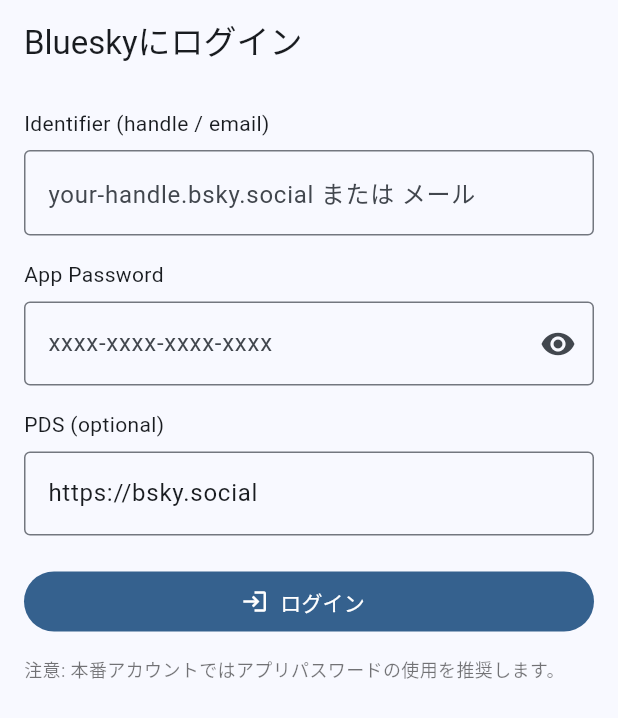
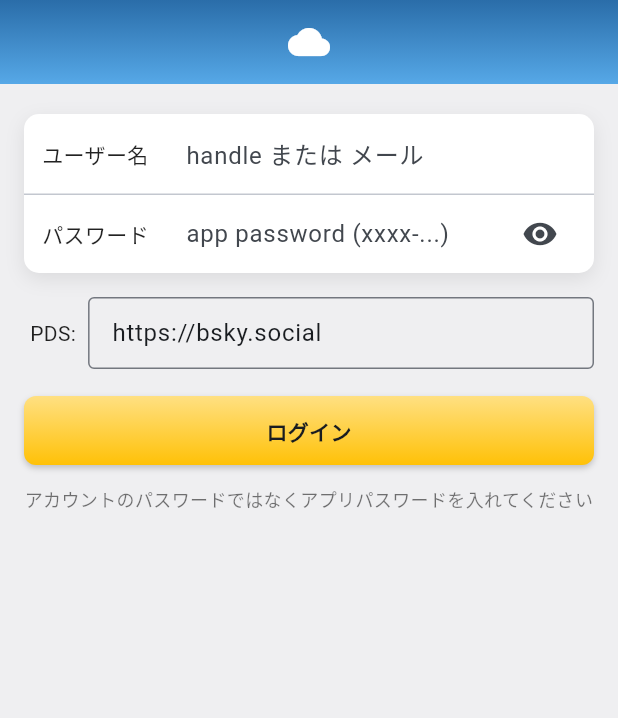
Before and after one commit to jt-chihara/Crimson-Crisis, a Flutter app: the screen it shows after launch, on a phone screen of 412 x 824 dp. Shown: the top 718 px of the screen. Run offline on Flutter 3.47's test engine with Material 3 defaults, Android fonts, the light colour scheme and no system bars; our stand-ins replace flutter_riverpod, image_picker, shared_preferences; network calls fail.

Commit message:
change login screeen

```diff
--- a/lib/screens/login_screen.dart
+++ b/lib/screens/login_screen.dart
@@ -4,6 +4,7 @@
 
 import '../state/auth_providers.dart';
 import '../api/bsky_api.dart';
+import '../widgets/classic_app_bar.dart';
 
 class LoginScreen extends ConsumerStatefulWidget {
   const LoginScreen({super.key});
@@ -106,62 +107,105 @@
     final loading = session.isLoading;
 
     return Scaffold(
-      appBar: AppBar(title: const Text('Blueskyにログイン')),
-      body: Padding(
-        padding: const EdgeInsets.all(16),
+      backgroundColor: const Color(0xFFEFEFF1),
+      appBar: const ClassicAppBar(),
+      body: SafeArea(
+        child: SingleChildScrollView(
+          padding: const EdgeInsets.symmetric(horizontal: 16, vertical: 20),
           child: Column(
-          crossAxisAlignment: CrossAxisAlignment.start,
+            crossAxisAlignment: CrossAxisAlignment.stretch,
             children: [
-            const Text('Identifier (handle / email)'),
-            const SizedBox(height: 8),
-            TextField(
+              // Card-like input area
+              Container(
+                decoration: BoxDecoration(
+                  color: Colors.white,
+                  borderRadius: BorderRadius.circular(10),
+                  boxShadow: const [
+                    BoxShadow(color: Color(0x16000000), blurRadius: 10, offset: Offset(0, 4)),
+                  ],
+                ),
+                child: Column(
+                  children: [
+                    _LabeledField(
+                      label: 'ユーザー名',
+                      child: TextField(
                         controller: _identifier,
                         enabled: !loading,
                         decoration: const InputDecoration(
-                border: OutlineInputBorder(),
-                hintText: 'your-handle.bsky.social または メール',
+                          border: InputBorder.none,
+                          hintText: 'handle または メール',
+                          contentPadding: EdgeInsets.symmetric(vertical: 14, horizontal: 0),
                         ),
                       ),
-            const SizedBox(height: 16),
-            const Text('App Password'),
-            const SizedBox(height: 8),
-            TextField(
+                    ),
+                    const Divider(height: 1),
+                    _LabeledField(
+                      label: 'パスワード',
+                      child: TextField(
                         controller: _password,
                         enabled: !loading,
                         obscureText: !_showPassword,
                         decoration: InputDecoration(
-                border: const OutlineInputBorder(),
-                hintText: 'xxxx-xxxx-xxxx-xxxx',
+                          border: InputBorder.none,
+                          hintText: 'app password (xxxx-...)',
+                          contentPadding: const EdgeInsets.symmetric(vertical: 14, horizontal: 0),
                           suffixIcon: IconButton(
                             icon: Icon(_showPassword ? Icons.visibility_off : Icons.visibility),
                             onPressed: () => setState(() => _showPassword = !_showPassword),
                           ),
                         ),
                       ),
+                    ),
+                  ],
+                ),
+              ),
               const SizedBox(height: 16),
-            const Text('PDS (optional)'),
-            const SizedBox(height: 8),
-            TextField(
+              // PDS (optional) small field beneath
+              Row(
+                children: [
+                  const SizedBox(width: 4),
+                  const Text('PDS:', style: TextStyle(color: Colors.black87)),
+                  const SizedBox(width: 8),
+                  Expanded(
+                    child: TextField(
                       controller: _pds,
                       enabled: !loading,
                       decoration: const InputDecoration(
+                        isDense: true,
                         border: OutlineInputBorder(),
                         hintText: 'https://bsky.social',
                       ),
                     ),
-            const SizedBox(height: 20),
-            SizedBox(
-              width: double.infinity,
-              child: FilledButton.icon(
-                onPressed: loading ? null : _onLogin,
-                icon: loading
-                    ? const SizedBox(
-                        width: 16,
-                        height: 16,
-                        child: CircularProgressIndicator(strokeWidth: 2),
-                      )
-                    : const Icon(Icons.login),
-                label: const Text('ログイン'),
+                  ),
+                ],
+              ),
+              const SizedBox(height: 18),
+              // Yellow gradient login button
+              GestureDetector(
+                onTap: loading ? null : _onLogin,
+                child: Opacity(
+                  opacity: loading ? 0.6 : 1.0,
+                  child: Container(
+                    height: 46,
+                    decoration: BoxDecoration(
+                      borderRadius: BorderRadius.circular(8),
+                      gradient: const LinearGradient(
+                        colors: [Color(0xFFFFE082), Color(0xFFFFC107)],
+                        begin: Alignment.topCenter,
+                        end: Alignment.bottomCenter,
+                      ),
+                      boxShadow: const [
+                        BoxShadow(color: Color(0x33000000), blurRadius: 3, offset: Offset(0, 2)),
+                      ],
+                    ),
+                    alignment: Alignment.center,
+                    child: loading
+                        ? const SizedBox(width: 18, height: 18, child: CircularProgressIndicator(strokeWidth: 2))
+                        : const Text(
+                            'ログイン',
+                            style: TextStyle(fontWeight: FontWeight.w700),
+                          ),
+                  ),
                 ),
               ),
               if (_lastErrorDetails != null) ...[
@@ -175,14 +219,40 @@
                   ),
                 ),
               ],
-            const SizedBox(height: 12),
+              const SizedBox(height: 14),
               const Text(
-              '注意: 本番アカウントではアプリパスワードの使用を推奨します。',
+                'アカウントのパスワードではなくアプリパスワードを入れてください',
+                textAlign: TextAlign.center,
                 style: TextStyle(fontSize: 12, color: Colors.black54),
               ),
             ],
           ),
         ),
+      ),
     );
   }
 }
+
+class _LabeledField extends StatelessWidget {
+  final String label;
+  final Widget child;
+  const _LabeledField({required this.label, required this.child});
+
+  @override
+  Widget build(BuildContext context) {
+    return Padding(
+      padding: const EdgeInsets.symmetric(horizontal: 12),
+      child: Row(
+        crossAxisAlignment: CrossAxisAlignment.center,
+        children: [
+          SizedBox(
+            width: 88,
+            child: Text(label, style: const TextStyle(color: Colors.black87)),
+          ),
+          const SizedBox(width: 8),
+          Expanded(child: child),
+        ],
+      ),
+    );
+  }
+}
```
Also changed, not shown: 1 other file. Lines whose indentation alone changed are shown as unchanged.
